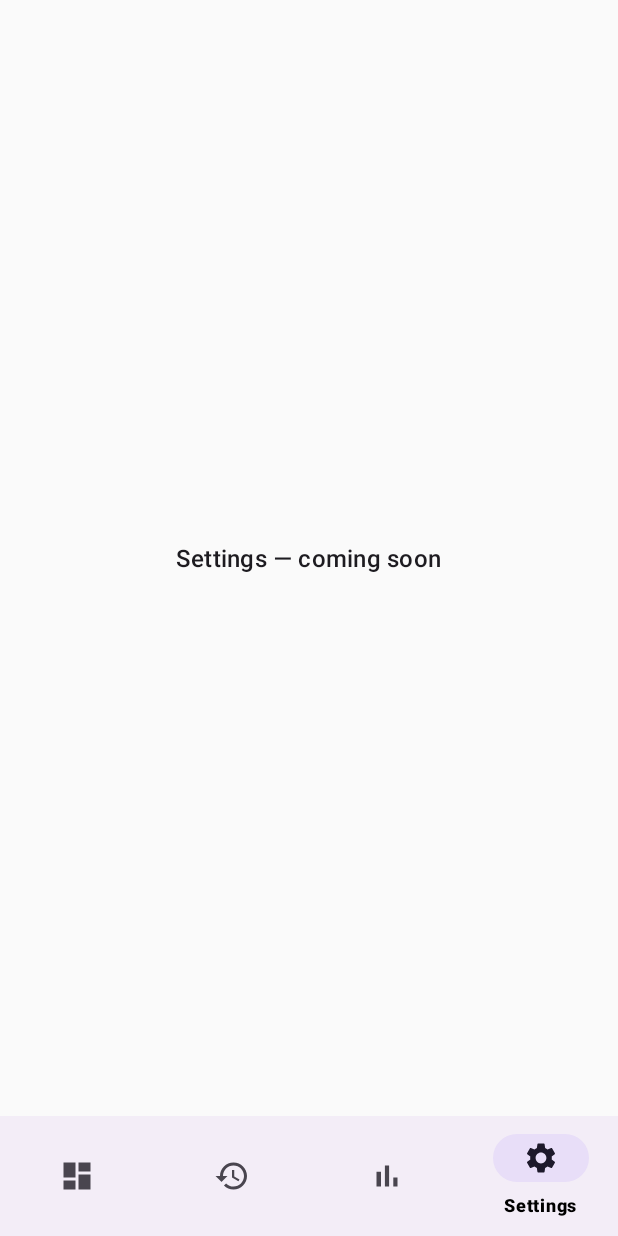
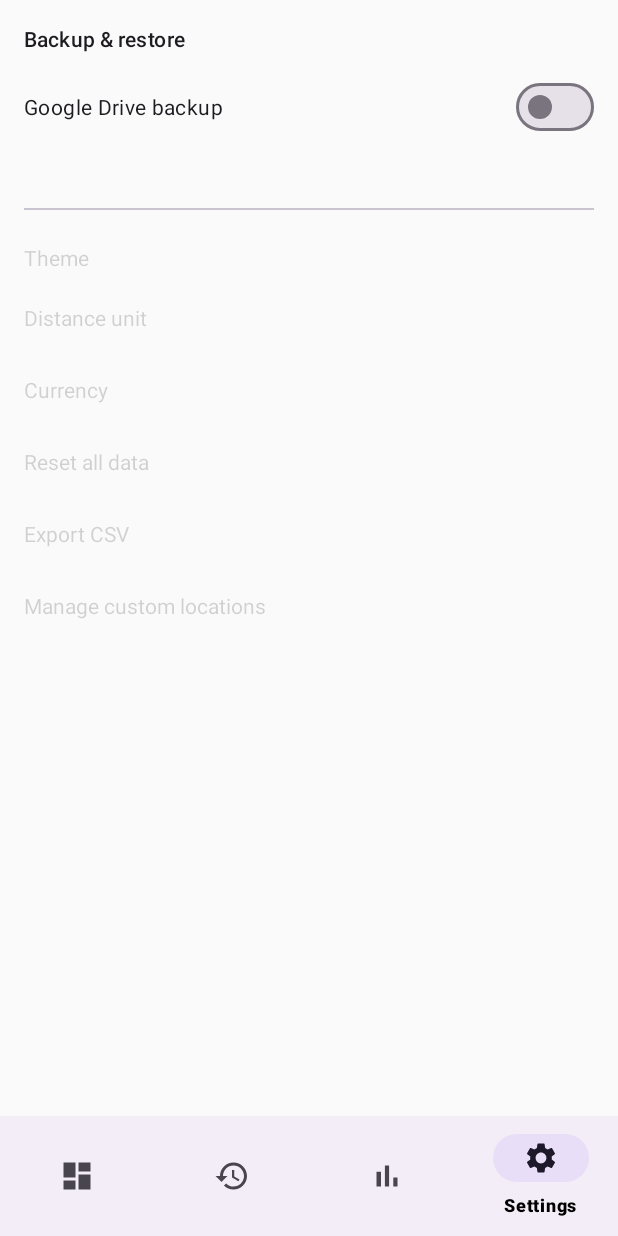
Before and after one commit to SPS-L/joulie, an Android app: the SettingsFragment screen opened through its navigation route, on a phone screen of 412 x 824 dp. Run offline under Robolectric (Android 15) with nearby library versions, the light colour scheme and no system bars; our stand-ins replace Dagger/Hilt's generated code, navigation-ui.

Commit message:
feat(E): fragment_settings layout (Drive section + F placeholders)

```diff
--- a/app/src/main/res/layout/fragment_settings.xml
+++ b/app/src/main/res/layout/fragment_settings.xml
@@ -1,15 +1,112 @@
 <?xml version="1.0" encoding="utf-8"?>
-<FrameLayout
+<androidx.coordinatorlayout.widget.CoordinatorLayout
     xmlns:android="http://schemas.android.com/apk/res/android"
+    xmlns:app="http://schemas.android.com/apk/res-auto"
+    xmlns:tools="http://schemas.android.com/tools"
     android:layout_width="match_parent"
     android:layout_height="match_parent">
 
-    <TextView
-        android:id="@+id/settings_placeholder_text"
-        android:layout_width="wrap_content"
-        android:layout_height="wrap_content"
-        android:layout_gravity="center"
-        android:text="@string/placeholder_settings"
-        android:textAppearance="?attr/textAppearanceTitleMedium"/>
+    <androidx.core.widget.NestedScrollView
+        android:layout_width="match_parent"
+        android:layout_height="match_parent"
+        android:fillViewport="true">
 
-</FrameLayout>
+        <LinearLayout
+            android:layout_width="match_parent"
+            android:layout_height="wrap_content"
+            android:orientation="vertical"
+            android:padding="16dp">
+
+            <TextView
+                android:id="@+id/header_drive"
+                android:layout_width="match_parent"
+                android:layout_height="wrap_content"
+                android:text="@string/settings_section_drive"
+                android:textAppearance="?attr/textAppearanceTitleSmall"
+                android:paddingBottom="8dp"/>
+
+            <com.google.android.material.materialswitch.MaterialSwitch
+                android:id="@+id/switch_drive"
+                android:layout_width="match_parent"
+                android:layout_height="wrap_content"
+                android:minHeight="56dp"
+                android:text="@string/settings_drive_label"/>
+
+            <TextView
+                android:id="@+id/text_last_backup"
+                android:layout_width="match_parent"
+                android:layout_height="wrap_content"
+                android:textAppearance="?attr/textAppearanceBodyMedium"
+                android:paddingTop="4dp"
+                android:paddingBottom="16dp"
+                tools:text="Last backup: April 27, 2026 at 9:30 AM"/>
+
+            <View
+                android:layout_width="match_parent"
+                android:layout_height="1dp"
+                android:background="?attr/colorOutlineVariant"/>
+
+            <!-- F placeholders. Disabled until F lands. -->
+            <TextView
+                android:id="@+id/placeholder_theme"
+                android:layout_width="match_parent"
+                android:layout_height="wrap_content"
+                android:minHeight="48dp"
+                android:gravity="center_vertical"
+                android:enabled="false"
+                android:alpha="0.5"
+                android:paddingTop="16dp"
+                android:text="@string/pref_theme"/>
+
+            <TextView
+                android:id="@+id/placeholder_units"
+                android:layout_width="match_parent"
+                android:layout_height="wrap_content"
+                android:minHeight="48dp"
+                android:gravity="center_vertical"
+                android:enabled="false"
+                android:alpha="0.5"
+                android:text="@string/pref_distance_unit"/>
+
+            <TextView
+                android:id="@+id/placeholder_currency"
+                android:layout_width="match_parent"
+                android:layout_height="wrap_content"
+                android:minHeight="48dp"
+                android:gravity="center_vertical"
+                android:enabled="false"
+                android:alpha="0.5"
+                android:text="@string/pref_currency"/>
+
+            <TextView
+                android:id="@+id/placeholder_reset"
+                android:layout_width="match_parent"
+                android:layout_height="wrap_content"
+                android:minHeight="48dp"
+                android:gravity="center_vertical"
+                android:enabled="false"
+                android:alpha="0.5"
+                android:text="@string/pref_reset_data"/>
+
+            <TextView
+                android:id="@+id/placeholder_export"
+                android:layout_width="match_parent"
+                android:layout_height="wrap_content"
+                android:minHeight="48dp"
+                android:gravity="center_vertical"
+                android:enabled="false"
+                android:alpha="0.5"
+                android:text="@string/pref_export_csv"/>
+
+            <TextView
+                android:id="@+id/placeholder_manage_locations"
+                android:layout_width="match_parent"
+                android:layout_height="wrap_content"
+                android:minHeight="48dp"
+                android:gravity="center_vertical"
+                android:enabled="false"
+                android:alpha="0.5"
+                android:text="@string/pref_manage_locations"/>
+        </LinearLayout>
+    </androidx.core.widget.NestedScrollView>
+</androidx.coordinatorlayout.widget.CoordinatorLayout>
```
